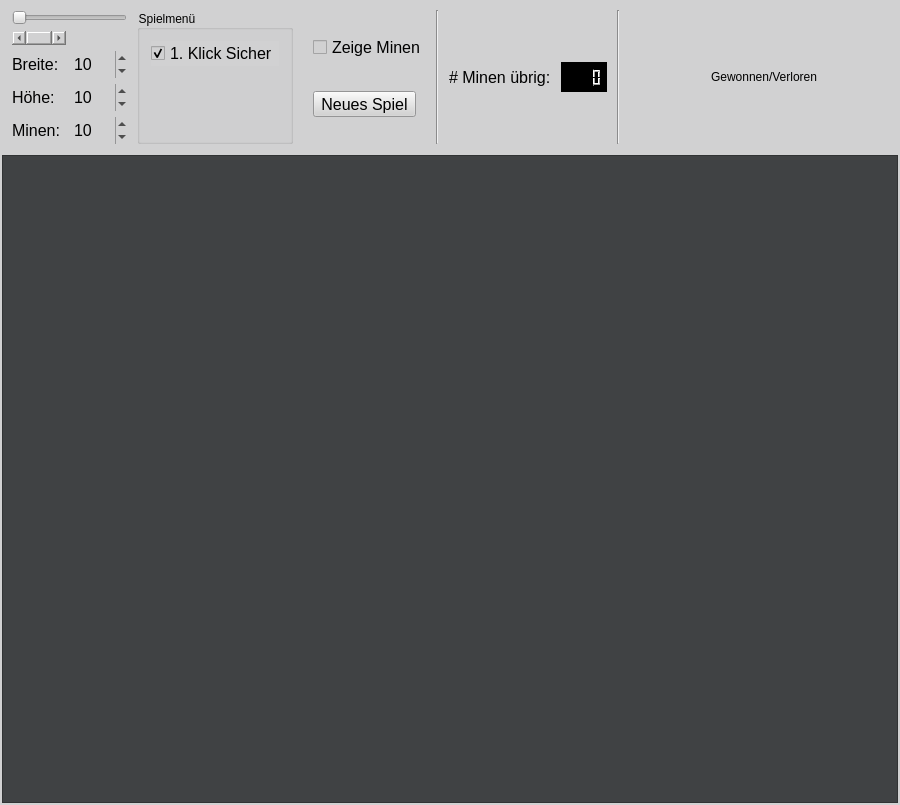
Before: the Qt Designer form mainwindow.ui in skullbox305/Minesweeper-Solver, drawn with Qt 5.
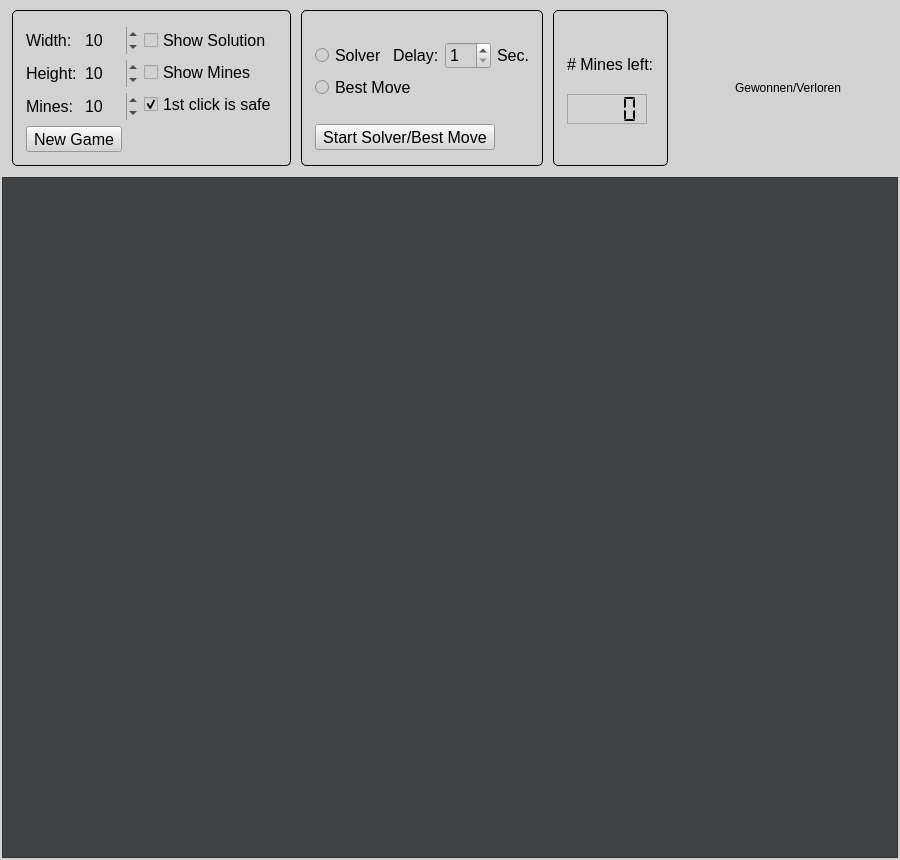
After: the same form once the commit is applied. Icons and pictures are not drawn.

Commit message: - Design für Solver angepasst - Button Erzeugung/Veränderung nun animiert, um Nutzer den aktuellen Status zu visualisieren, statt einige Sekunden zu warten

The edit to the form file:
```diff
--- a/mainwindow.ui
+++ b/mainwindow.ui
@@ -7,36 +7,42 @@
     <x>0</x>
     <y>0</y>
     <width>900</width>
-    <height>805</height>
+    <height>860</height>
    </rect>
   </property>
+  <property name="maximumSize">
+   <size>
+    <width>900</width>
+    <height>1300</height>
+   </size>
+  </property>
   <property name="palette">
    <palette>
     <active>
      <colorrole role="Button">
       <brush brushstyle="SolidPattern">
        <color alpha="255">
-        <red>209</red>
-        <green>209</green>
-        <blue>210</blue>
+        <red>255</red>
+        <green>255</green>
+        <blue>255</blue>
        </color>
       </brush>
      </colorrole>
      <colorrole role="Base">
       <brush brushstyle="SolidPattern">
        <color alpha="255">
-        <red>209</red>
-        <green>209</green>
-        <blue>210</blue>
+        <red>255</red>
+        <green>255</green>
+        <blue>255</blue>
        </color>
       </brush>
      </colorrole>
      <colorrole role="Window">
       <brush brushstyle="SolidPattern">
        <color alpha="255">
-        <red>209</red>
-        <green>209</green>
-        <blue>210</blue>
+        <red>255</red>
+        <green>255</green>
+        <blue>255</blue>
        </color>
       </brush>
      </colorrole>
@@ -45,27 +51,27 @@
      <colorrole role="Button">
       <brush brushstyle="SolidPattern">
        <color alpha="255">
-        <red>209</red>
-        <green>209</green>
-        <blue>210</blue>
+        <red>255</red>
+        <green>255</green>
+        <blue>255</blue>
        </color>
       </brush>
      </colorrole>
      <colorrole role="Base">
       <brush brushstyle="SolidPattern">
        <color alpha="255">
-        <red>209</red>
-        <green>209</green>
-        <blue>210</blue>
+        <red>255</red>
+        <green>255</green>
+        <blue>255</blue>
        </color>
       </brush>
      </colorrole>
      <colorrole role="Window">
       <brush brushstyle="SolidPattern">
        <color alpha="255">
-        <red>209</red>
-        <green>209</green>
-        <blue>210</blue>
+        <red>255</red>
+        <green>255</green>
+        <blue>255</blue>
        </color>
       </brush>
      </colorrole>
@@ -74,27 +80,27 @@
      <colorrole role="Button">
       <brush brushstyle="SolidPattern">
        <color alpha="255">
-        <red>209</red>
-        <green>209</green>
-        <blue>210</blue>
+        <red>255</red>
+        <green>255</green>
+        <blue>255</blue>
        </color>
       </brush>
      </colorrole>
      <colorrole role="Base">
       <brush brushstyle="SolidPattern">
        <color alpha="255">
-        <red>209</red>
-        <green>209</green>
-        <blue>210</blue>
+        <red>255</red>
+        <green>255</green>
+        <blue>255</blue>
        </color>
       </brush>
      </colorrole>
      <colorrole role="Window">
       <brush brushstyle="SolidPattern">
        <color alpha="255">
-        <red>209</red>
-        <green>209</green>
-        <blue>210</blue>
+        <red>255</red>
+        <green>255</green>
+        <blue>255</blue>
        </color>
       </brush>
      </colorrole>
@@ -109,16 +115,19 @@
     <normaloff>:/images/mine_logo.png</normaloff>:/images/mine_logo.png</iconset>
   </property>
   <property name="styleSheet">
-   <string notr="true">background-color: rgb(209, 209, 210);</string>
+   <string notr="true">background-color: rgb(255, 255, 255);</string>
   </property>
   <property name="toolButtonStyle">
    <enum>Qt::ToolButtonIconOnly</enum>
   </property>
   <widget class="QWidget" name="centralWidget">
    <property name="styleSheet">
-    <string notr="true">background-color: rgb(209, 209, 210);</string>
+    <string notr="true">background-color: rgb(210, 210, 211);</string>
    </property>
    <layout class="QGridLayout" name="gridLayout" rowstretch="0,0,0,1">
+    <property name="sizeConstraint">
+     <enum>QLayout::SetDefaultConstraint</enum>
+    </property>
     <property name="leftMargin">
      <number>2</number>
     </property>
@@ -138,7 +147,7 @@
      <number>1</number>
     </property>
     <item row="0" column="0">
-     <layout class="QGridLayout" name="GameMenu" rowstretch="0" columnstretch="0,0,0,0,0,0,0,1">
+     <layout class="QGridLayout" name="GameMenu" rowstretch="0,0" columnstretch="0,0,0,0,0,1">
       <property name="sizeConstraint">
        <enum>QLayout::SetDefaultConstraint</enum>
       </property>
@@ -157,53 +166,60 @@
       <property name="verticalSpacing">
        <number>0</number>
       </property>
+      <item row="0" column="5">
+       <layout class="QGridLayout" name="Spacer2">
+        <item row="1" column="0">
+         <widget class="QLabel" name="gameStatus">
+          <property name="styleSheet">
+           <string notr="true"/>
+          </property>
+          <property name="text">
+           <string>Gewonnen/Verloren</string>
+          </property>
+          <property name="alignment">
+           <set>Qt::AlignCenter</set>
+          </property>
+         </widget>
+        </item>
+       </layout>
+      </item>
       <item row="0" column="0">
+       <widget class="QGroupBox" name="groupBox">
+        <property name="font">
+         <font>
+          <family>Arial</family>
+          <pointsize>9</pointsize>
+          <weight>75</weight>
+          <bold>true</bold>
+         </font>
+        </property>
+        <property name="styleSheet">
+         <string notr="true">QGroupBox {
+ border: 1px solid black;
+ border-radius: 5px;
+ 
+}
+</string>
+        </property>
+        <property name="title">
+         <string/>
+        </property>
+        <property name="alignment">
+         <set>Qt::AlignCenter</set>
+        </property>
+        <property name="flat">
+         <bool>false</bool>
+        </property>
+        <property name="checkable">
+         <bool>false</bool>
+        </property>
+        <layout class="QGridLayout" name="gridLayout_5">
+         <item row="0" column="2">
        <layout class="QGridLayout" name="gridLayout_3">
         <property name="sizeConstraint">
          <enum>QLayout::SetFixedSize</enum>
         </property>
-        <item row="0" column="0" colspan="2">
-         <widget class="QSlider" name="horizontalSlider">
-          <property name="minimum">
-           <number>9</number>
-          </property>
-          <property name="maximum">
-           <number>30</number>
-          </property>
-          <property name="orientation">
-           <enum>Qt::Horizontal</enum>
-          </property>
-         </widget>
-        </item>
-        <item row="1" column="0">
-         <widget class="QScrollBar" name="horizontalScrollBar">
-          <property name="minimum">
-           <number>9</number>
-          </property>
-          <property name="maximum">
-           <number>30</number>
-          </property>
-          <property name="orientation">
-           <enum>Qt::Horizontal</enum>
-          </property>
-         </widget>
-        </item>
-        <item row="2" column="0">
-         <widget class="QLabel" name="fieldWidthLabel">
-          <property name="font">
-           <font>
-            <family>Arial</family>
-            <pointsize>12</pointsize>
-            <weight>50</weight>
-            <bold>false</bold>
-           </font>
-          </property>
-          <property name="text">
-           <string>Breite:</string>
-          </property>
-         </widget>
-        </item>
-        <item row="2" column="1">
+           <item row="0" column="1">
          <widget class="QSpinBox" name="fieldWidth">
           <property name="font">
            <font>
@@ -244,7 +260,22 @@
           </property>
          </widget>
         </item>
-        <item row="3" column="0">
+           <item row="0" column="0">
+            <widget class="QLabel" name="fieldWidthLabel">
+             <property name="font">
+              <font>
+               <family>Arial</family>
+               <pointsize>12</pointsize>
+               <weight>50</weight>
+               <bold>false</bold>
+              </font>
+             </property>
+             <property name="text">
+              <string>Width:</string>
+             </property>
+            </widget>
+           </item>
+           <item row="1" column="0">
          <widget class="QLabel" name="fieldHeightLabel">
           <property name="font">
            <font>
@@ -255,11 +286,11 @@
            </font>
           </property>
           <property name="text">
-           <string>Höhe:</string>
+              <string>Height:</string>
           </property>
          </widget>
         </item>
-        <item row="3" column="1">
+           <item row="1" column="1">
          <widget class="QSpinBox" name="fieldHeigth">
           <property name="font">
            <font>
@@ -286,7 +317,7 @@
           </property>
          </widget>
         </item>
-        <item row="4" column="0">
+           <item row="2" column="0">
          <widget class="QLabel" name="mineAmountLabel">
           <property name="font">
            <font>
@@ -297,11 +328,11 @@
            </font>
           </property>
           <property name="text">
-           <string>Minen:</string>
+              <string>Mines:</string>
           </property>
          </widget>
         </item>
-        <item row="4" column="1">
+           <item row="2" column="1">
          <widget class="QSpinBox" name="mineAmount">
           <property name="font">
            <font>
@@ -330,13 +361,23 @@
         </item>
        </layout>
       </item>
-      <item row="0" column="1">
-       <widget class="QGroupBox" name="groupBox">
-        <property name="title">
-         <string>Spielmenü</string>
-        </property>
-        <layout class="QFormLayout" name="formLayout">
-         <item row="0" column="0">
+         <item row="0" column="3">
+          <layout class="QGridLayout" name="gridLayout_6" rowstretch="0,0,0,0">
+           <item row="1" column="0">
+            <widget class="QCheckBox" name="showMines">
+             <property name="font">
+              <font>
+               <pointsize>12</pointsize>
+               <weight>50</weight>
+               <bold>false</bold>
+              </font>
+             </property>
+             <property name="text">
+              <string>Show Mines</string>
+             </property>
+            </widget>
+           </item>
+           <item row="2" column="0">
           <widget class="QCheckBox" name="firstClickSafe">
            <property name="font">
             <font>
@@ -347,7 +388,7 @@
             </font>
            </property>
            <property name="text">
-            <string>1. Klick Sicher</string>
+              <string>1st click is safe</string>
            </property>
            <property name="checked">
             <bool>true</bool>
@@ -357,18 +398,87 @@
            </property>
           </widget>
          </item>
-        </layout>
-       </widget>
-      </item>
-      <item row="0" column="6">
-       <widget class="Line" name="line_2">
-        <property name="orientation">
-         <enum>Qt::Vertical</enum>
-        </property>
+           <item row="0" column="0">
+            <widget class="QCheckBox" name="checkBox">
+             <property name="font">
+              <font>
+               <family>Arial</family>
+               <pointsize>12</pointsize>
+              </font>
+             </property>
+             <property name="text">
+              <string>Show Solution</string>
+             </property>
+            </widget>
+           </item>
+          </layout>
+         </item>
+         <item row="1" column="2">
+          <widget class="QToolButton" name="newGame">
+           <property name="font">
+            <font>
+             <family>Arial</family>
+             <pointsize>12</pointsize>
+             <weight>50</weight>
+             <bold>false</bold>
+            </font>
+           </property>
+           <property name="toolTip">
+            <string/>
+           </property>
+           <property name="text">
+            <string>New Game</string>
+           </property>
+           <property name="checkable">
+            <bool>false</bool>
+           </property>
+           <property name="toolButtonStyle">
+            <enum>Qt::ToolButtonIconOnly</enum>
+           </property>
+           <property name="autoRaise">
+            <bool>false</bool>
+           </property>
+          </widget>
+         </item>
+        </layout>
        </widget>
       </item>
       <item row="0" column="4">
+       <widget class="QGroupBox" name="groupBox_3">
+        <property name="styleSheet">
+         <string notr="true">QGroupBox {
+ border: 1px solid black;
+ border-radius: 5px;
+ 
+}
+</string>
+        </property>
+        <property name="title">
+         <string/>
+        </property>
+        <layout class="QGridLayout" name="gridLayout_7">
+         <item row="0" column="0">
+          <layout class="QGridLayout" name="gridLayout_11">
+           <property name="rightMargin">
+            <number>0</number>
+           </property>
+           <property name="bottomMargin">
+            <number>0</number>
+           </property>
+           <property name="horizontalSpacing">
+            <number>6</number>
+           </property>
+           <property name="verticalSpacing">
+            <number>20</number>
+           </property>
+           <item row="0" column="0">
        <widget class="QLabel" name="label_4">
+             <property name="maximumSize">
+              <size>
+               <width>130</width>
+               <height>20</height>
+              </size>
+             </property>
         <property name="font">
          <font>
           <family>Arial</family>
@@ -378,55 +488,56 @@
          </font>
         </property>
         <property name="text">
-         <string># Minen übrig:</string>
+              <string># Mines left:</string>
         </property>
        </widget>
       </item>
-      <item row="0" column="3">
-       <widget class="Line" name="line">
-        <property name="orientation">
-         <enum>Qt::Vertical</enum>
-        </property>
-       </widget>
-      </item>
-      <item row="0" column="7">
-       <layout class="QGridLayout" name="Spacer2">
         <item row="1" column="0">
-         <widget class="QLabel" name="gameStatus">
-          <property name="styleSheet">
-           <string notr="true"/>
-          </property>
-          <property name="text">
-           <string>Gewonnen/Verloren</string>
-          </property>
-          <property name="alignment">
-           <set>Qt::AlignCenter</set>
-          </property>
-         </widget>
-        </item>
-       </layout>
-      </item>
-      <item row="0" column="5">
        <widget class="QLCDNumber" name="lcdFlagCount">
         <property name="enabled">
          <bool>true</bool>
         </property>
         <property name="maximumSize">
          <size>
-          <width>60</width>
+               <width>80</width>
           <height>30</height>
          </size>
         </property>
+             <property name="font">
+              <font>
+               <family>Arial</family>
+               <pointsize>12</pointsize>
+               <weight>50</weight>
+               <bold>false</bold>
+               <kerning>true</kerning>
+              </font>
+             </property>
+             <property name="layoutDirection">
+              <enum>Qt::LeftToRight</enum>
+             </property>
         <property name="autoFillBackground">
          <bool>false</bool>
         </property>
         <property name="styleSheet">
          <string notr="true">QLCDNumber {
-	background-color: black;
-	border: 1px;
-	color: red;
+	color: black;
 }</string>
         </property>
+             <property name="inputMethodHints">
+              <set>Qt::ImhNone</set>
+             </property>
+             <property name="frameShape">
+              <enum>QFrame::StyledPanel</enum>
+             </property>
+             <property name="frameShadow">
+              <enum>QFrame::Plain</enum>
+             </property>
+             <property name="lineWidth">
+              <number>0</number>
+             </property>
+             <property name="midLineWidth">
+              <number>0</number>
+             </property>
         <property name="smallDecimalPoint">
          <bool>true</bool>
         </property>
@@ -434,60 +545,129 @@
          <number>4</number>
         </property>
         <property name="segmentStyle">
-         <enum>QLCDNumber::Filled</enum>
-        </property>
-       </widget>
-      </item>
-      <item row="0" column="2">
-       <layout class="QVBoxLayout" name="GameOptions">
-        <property name="sizeConstraint">
-         <enum>QLayout::SetFixedSize</enum>
-        </property>
-        <property name="leftMargin">
-         <number>10</number>
-        </property>
-        <item>
-         <widget class="QCheckBox" name="showMines">
-          <property name="font">
-           <font>
-            <pointsize>12</pointsize>
-            <weight>50</weight>
-            <bold>false</bold>
-           </font>
-          </property>
-          <property name="text">
-           <string>Zeige Minen</string>
-          </property>
-         </widget>
-        </item>
-        <item>
-         <widget class="QToolButton" name="newGame">
-          <property name="font">
-           <font>
-            <family>Arial</family>
-            <pointsize>12</pointsize>
-            <weight>50</weight>
-            <bold>false</bold>
-           </font>
-          </property>
-          <property name="toolTip">
+              <enum>QLCDNumber::Flat</enum>
+             </property>
+             <property name="intValue" stdset="0">
+              <number>0</number>
+             </property>
+            </widget>
+           </item>
+          </layout>
+         </item>
+        </layout>
+       </widget>
+      </item>
+      <item row="0" column="1">
+       <widget class="QGroupBox" name="groupBox_2">
+        <property name="styleSheet">
+         <string notr="true">QGroupBox {
+ border: 1px solid black;
+ border-radius: 5px;
+ 
+}
+</string>
+        </property>
+        <property name="title">
            <string/>
           </property>
+        <layout class="QGridLayout" name="gridLayout_8">
+         <item row="3" column="0">
+          <widget class="QToolButton" name="toolButton">
+           <property name="font">
+            <font>
+             <family>Arial</family>
+             <pointsize>12</pointsize>
+            </font>
+           </property>
           <property name="text">
-           <string>Neues Spiel</string>
-          </property>
-          <property name="checkable">
-           <bool>false</bool>
-          </property>
-          <property name="toolButtonStyle">
-           <enum>Qt::ToolButtonIconOnly</enum>
-          </property>
-          <property name="autoRaise">
-           <bool>false</bool>
-          </property>
-         </widget>
-        </item>
-       </layout>
+            <string>Start Solver/Best Move</string>
+           </property>
+          </widget>
+         </item>
+         <item row="0" column="0">
+          <layout class="QGridLayout" name="gridLayout_10">
+           <property name="topMargin">
+            <number>15</number>
+           </property>
+           <property name="verticalSpacing">
+            <number>15</number>
+           </property>
+           <item row="0" column="2">
+            <widget class="QSpinBox" name="spinBox">
+             <property name="font">
+              <font>
+               <family>Arial</family>
+               <pointsize>12</pointsize>
+              </font>
+             </property>
+             <property name="minimum">
+              <number>1</number>
+             </property>
+            </widget>
+           </item>
+           <item row="0" column="3">
+            <widget class="QLabel" name="label_2">
+             <property name="font">
+              <font>
+               <family>Arial</family>
+               <pointsize>12</pointsize>
+              </font>
+             </property>
+             <property name="text">
+              <string>Sec.</string>
+             </property>
+            </widget>
+           </item>
+           <item row="0" column="0">
+            <widget class="QRadioButton" name="radioButton">
+             <property name="font">
+              <font>
+               <family>Arial</family>
+               <pointsize>12</pointsize>
+              </font>
+             </property>
+             <property name="text">
+              <string>Solver</string>
+             </property>
+            </widget>
+           </item>
+           <item row="0" column="1">
+            <widget class="QLabel" name="label">
+             <property name="font">
+              <font>
+               <family>Arial</family>
+               <pointsize>12</pointsize>
+              </font>
+             </property>
+             <property name="text">
+              <string>Delay:</string>
+             </property>
+            </widget>
+           </item>
+          </layout>
+         </item>
+         <item row="2" column="0">
+          <layout class="QVBoxLayout" name="verticalLayout_3">
+           <property name="bottomMargin">
+            <number>18</number>
+           </property>
+           <item>
+            <widget class="QRadioButton" name="radioButton_2">
+             <property name="font">
+              <font>
+               <family>Arial</family>
+               <pointsize>12</pointsize>
+              </font>
+             </property>
+             <property name="text">
+              <string>Best Move</string>
+             </property>
+            </widget>
+           </item>
+          </layout>
+         </item>
+        </layout>
+       </widget>
       </item>
      </layout>
     </item>
@@ -529,7 +709,7 @@
          <x>0</x>
          <y>0</y>
          <width>894</width>
-         <height>645</height>
+         <height>700</height>
         </rect>
        </property>
        <property name="sizePolicy">
```
Left out of the diff: 2 changed lines with no effect on the pictures. Lines whose indentation alone changed are shown as unchanged. The commit also changes 5 other files.
